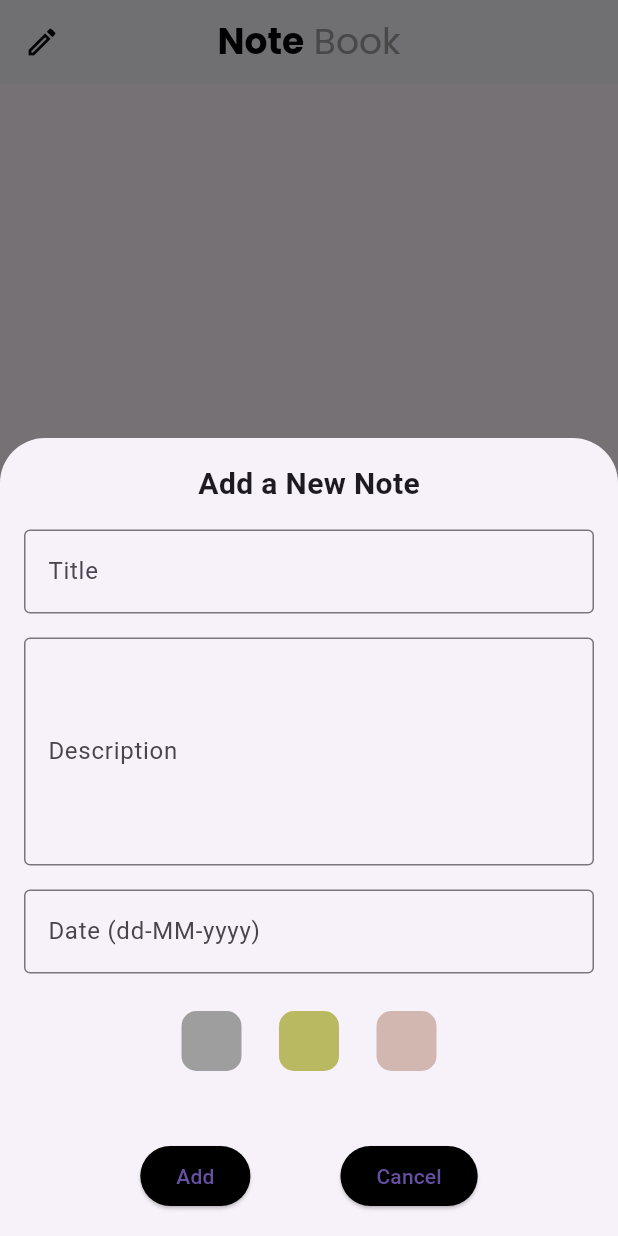
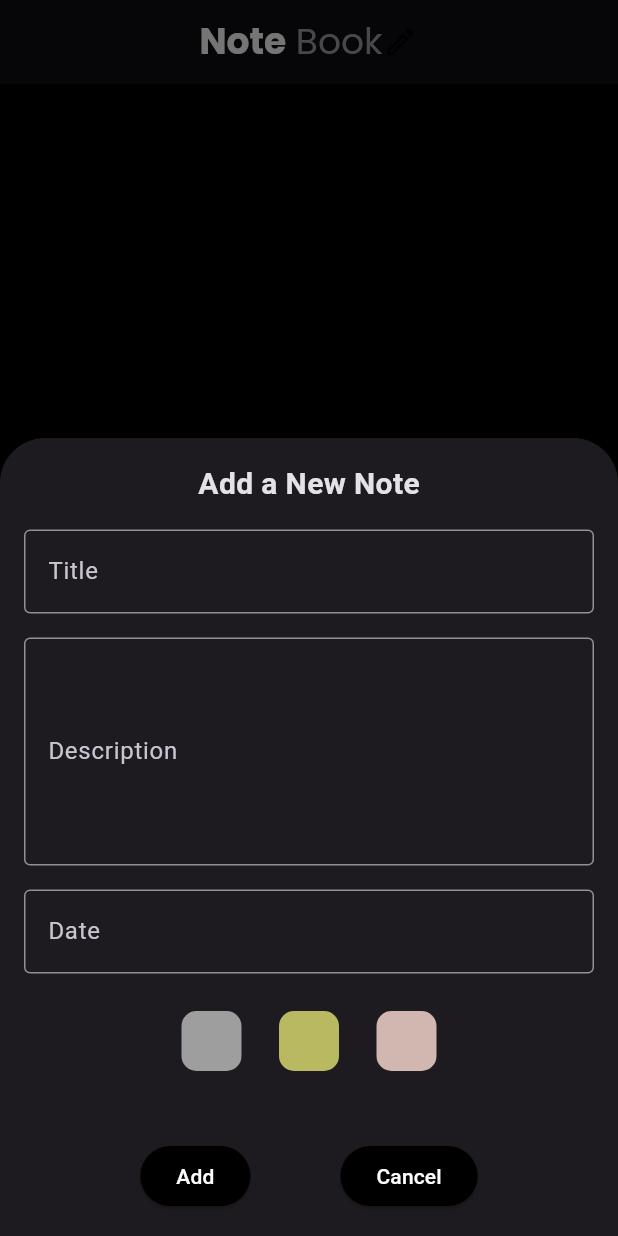
Before and after one commit to yadhunsajith2002/NoteBook_app, a Flutter app: the screen it shows after launch, after a tap on the "add" icon, on a phone screen of 412 x 824 dp. Run offline on Flutter 3.47's test engine with Material 3 defaults, Android fonts, the phone set to English and light mode, and no system bars; our stand-ins replace flutter_slidable, google_fonts, hive, hive_flutter, share_plus; accounts and stored records are empty.

Commit message:
theme changed

```diff
--- a/lib/main.dart
+++ b/lib/main.dart
@@ -17,9 +17,7 @@ class MyApp extends StatelessWidget {
     return MaterialApp(
       debugShowCheckedModeBanner: false,
       title: 'Notes App',
-      theme: ThemeData(
-        primarySwatch: Colors.blue,
-      ),
+      theme: ThemeData.dark(useMaterial3: true),
       home: SplashScreen(),
     );
   }
--- a/lib/view/home_screen/home_screen.dart
+++ b/lib/view/home_screen/home_screen.dart
@@ -37,26 +37,27 @@ class _HomeScreenState extends State<HomeScreen> {
   Future<void> _loadNotes() async {
     final notes = await _noteController.getNotes();
     setState(() {
-      _notes = notes;
+      _notes = notes.reversed.toList();
     });
   }
 
   @override
   Widget build(BuildContext context) {
     return Scaffold(
+      backgroundColor: Colors.black,
       appBar: AppBar(
-        leading: Icon(
-          Icons.edit_outlined,
-          color: Colors.black,
-        ),
         elevation: 2,
         centerTitle: true,
-        title: RichText(
-            text: TextSpan(children: [
+        title: Row(
+          mainAxisSize: MainAxisSize.min,
+          children: [
+            RichText(
+              text: TextSpan(
+                children: [
                   TextSpan(
                       text: "Note",
                       style: GoogleFonts.poppins(
-                  color: Colors.black,
+                          color: Colors.white,
                           fontSize: 24,
                           fontWeight: FontWeight.bold)),
                   TextSpan(
@@ -65,8 +66,16 @@ class _HomeScreenState extends State<HomeScreen> {
                           color: Colors.grey,
                           fontSize: 24,
                           fontWeight: FontWeight.w400))
-        ])),
-        backgroundColor: Colors.white,
+                ],
+              ),
+            ),
+            Icon(
+              Icons.edit_outlined,
+              color: Colors.black,
+            ),
+          ],
+        ),
+        backgroundColor: Colors.black,
       ),
       body: _notes.isEmpty
           ? Center(
@@ -106,12 +115,15 @@ class _HomeScreenState extends State<HomeScreen> {
               },
             ),
       floatingActionButton: FloatingActionButton(
-        backgroundColor: Colors.black,
+        backgroundColor: Colors.white54,
         onPressed: () {
           existingNoteIndex = -1;
           _addOrEditNote(context);
         },
-        child: Icon(Icons.add),
+        child: Icon(
+          Icons.add,
+          color: Colors.black,
+        ),
       ),
     );
   }
@@ -202,8 +214,7 @@ class _HomeScreenState extends State<HomeScreen> {
                     child: AbsorbPointer(
                       child: TextField(
                         decoration: InputDecoration(
-                            border: OutlineInputBorder(),
-                            labelText: 'Date (dd-MM-yyyy)'),
+                            border: OutlineInputBorder(), labelText: 'Date '),
                         controller: _dateController,
                       ),
                     ),
@@ -248,6 +259,8 @@ class _HomeScreenState extends State<HomeScreen> {
                     children: [
                       ElevatedButton(
                         style: ButtonStyle(
+                            foregroundColor:
+                                MaterialStatePropertyAll(Colors.white),
                             backgroundColor:
                                 MaterialStatePropertyAll(Colors.black)),
                         onPressed: () async {
@@ -269,10 +282,10 @@ class _HomeScreenState extends State<HomeScreen> {
                                         topLeft: Radius.circular(30),
                                         topRight: Radius.circular(30))),
                                 padding: EdgeInsets.all(20),
-                                backgroundColor: Colors.grey,
+                                backgroundColor: Colors.grey.shade300,
                                 content: Center(
                                     child: Text(
-                                  "Please add full details",
+                                  "Please add  details",
                                   style: TextStyle(fontSize: 18),
                                 ))));
                           }
@@ -284,6 +297,8 @@ class _HomeScreenState extends State<HomeScreen> {
                       ),
                       ElevatedButton(
                         style: ButtonStyle(
+                            foregroundColor:
+                                MaterialStatePropertyAll(Colors.white),
                             backgroundColor:
                                 MaterialStatePropertyAll(Colors.black)),
                         onPressed: () async {
```
Also changed, not shown: lib/view/description_screen.dart/description_screen.dart (+8 -5 lines), lib/view/widgets/note_Card.dart (+15 -4 lines), pubspec.lock. Lines whose indentation alone changed are shown as unchanged.
